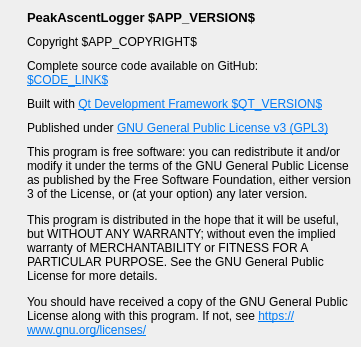
Before: the Qt Designer form src/ui/about_window.ui in svetter/pal, drawn with Qt 5.
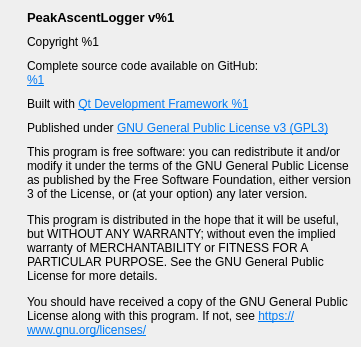
After: the same form once the commit is applied. Icons and pictures are not drawn.

Commit message: Use .arg() for text replacement in about window

```diff
--- a/src/ui/about_window.ui
+++ b/src/ui/about_window.ui
@@ -96,7 +96,7 @@
         </font>
        </property>
        <property name="text">
-        <string notr="true">PeakAscentLogger $APP_VERSION$</string>
+        <string notr="true">PeakAscentLogger v%1</string>
        </property>
        <property name="wordWrap">
         <bool>true</bool>
@@ -106,7 +106,7 @@
      <item>
       <widget class="QLabel" name="copyrightLabel">
        <property name="text">
-        <string notr="true">Copyright $APP_COPYRIGHT$</string>
+        <string notr="true">Copyright %1</string>
        </property>
        <property name="wordWrap">
         <bool>true</bool>
@@ -116,7 +116,7 @@
      <item>
       <widget class="QLabel" name="codeLabel">
        <property name="text">
-        <string>&lt;html&gt;&lt;head/&gt;&lt;body&gt;&lt;p&gt;Complete source code available on GitHub:&lt;br/&gt;&lt;a href=&quot;$CODE_LINK$&quot;&gt;&lt;span style=&quot; text-decoration: underline; color:#007af4;&quot;&gt;$CODE_LINK$&lt;/span&gt;&lt;/a&gt;&lt;/p&gt;&lt;/body&gt;&lt;/html&gt;</string>
+        <string>&lt;html&gt;&lt;head/&gt;&lt;body&gt;&lt;p&gt;Complete source code available on GitHub:&lt;br/&gt;&lt;a href=&quot;%1&quot;&gt;&lt;span style=&quot; text-decoration: underline; color:#007af4;&quot;&gt;%1&lt;/span&gt;&lt;/a&gt;&lt;/p&gt;&lt;/body&gt;&lt;/html&gt;</string>
        </property>
        <property name="wordWrap">
         <bool>true</bool>
@@ -150,7 +150,7 @@
    <item row="1" column="1">
     <widget class="QLabel" name="qtInfoLabel">
      <property name="text">
-      <string>&lt;html&gt;&lt;head/&gt;&lt;body&gt;&lt;p&gt;Built with &lt;a href=&quot;https://www.qt.io/product/framework&quot;&gt;&lt;span style=&quot; text-decoration: underline; color:#007af4;&quot;&gt;Qt Development Framework $QT_VERSION$&lt;/span&gt;&lt;/a&gt;&lt;/p&gt;&lt;/body&gt;&lt;/html&gt;</string>
+      <string>&lt;html&gt;&lt;head/&gt;&lt;body&gt;&lt;p&gt;Built with &lt;a href=&quot;https://www.qt.io/product/framework&quot;&gt;&lt;span style=&quot; text-decoration: underline; color:#007af4;&quot;&gt;Qt Development Framework %1&lt;/span&gt;&lt;/a&gt;&lt;/p&gt;&lt;/body&gt;&lt;/html&gt;</string>
      </property>
      <property name="wordWrap">
       <bool>true</bool>
```
The commit also changes 1 other file.
